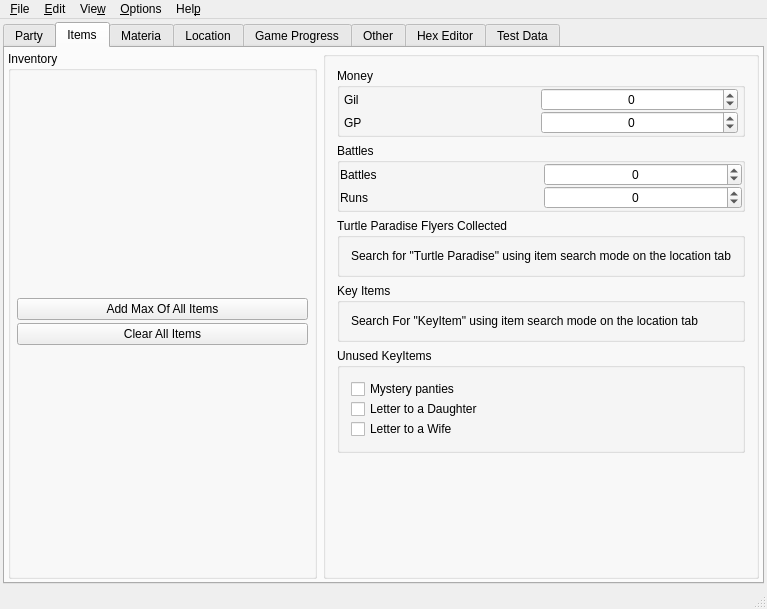
First picture: the form in mainwindow.ui, repository sithlord48/blackchocobo, before the edit.
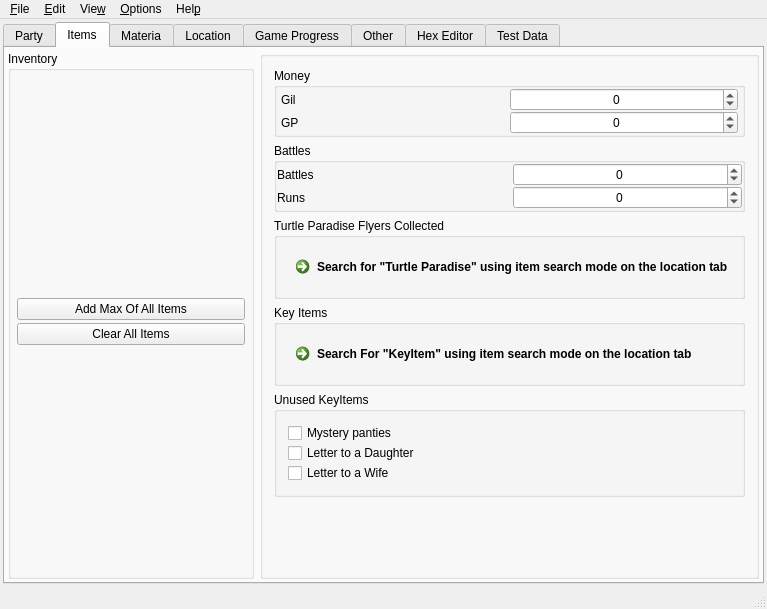
Second picture: the form after the edit. The open tabs and pages were chosen to show the change. Icons and pictures are not drawn.

Commit message: MainWindow/Item Tab Command buttons to search for keyitems and flyers

What changed in the file:
```diff
--- a/mainwindow.ui
+++ b/mainwindow.ui
@@ -877,7 +877,7 @@
                 </property>
                 <layout class="QVBoxLayout" name="verticalLayout_14">
                  <item>
-                  <widget class="QLabel" name="FlyerLabel">
+                  <widget class="QCommandLinkButton" name="btnSearchFlyers">
                    <property name="text">
                     <string>Search for &quot;Turtle Paradise&quot; using item search mode on the location tab</string>
                    </property>
@@ -893,7 +893,7 @@
                 </property>
                 <layout class="QVBoxLayout" name="verticalLayout_4">
                  <item>
-                  <widget class="QLabel" name="label_9">
+                  <widget class="QCommandLinkButton" name="btnSearchKeyItems">
                    <property name="text">
                     <string>Search For &quot;KeyItem&quot; using item search mode on the location tab</string>
                    </property>
```
Left out of the diff: 516 changed lines with no effect on the pictures. The commit also changes 4 other files.
